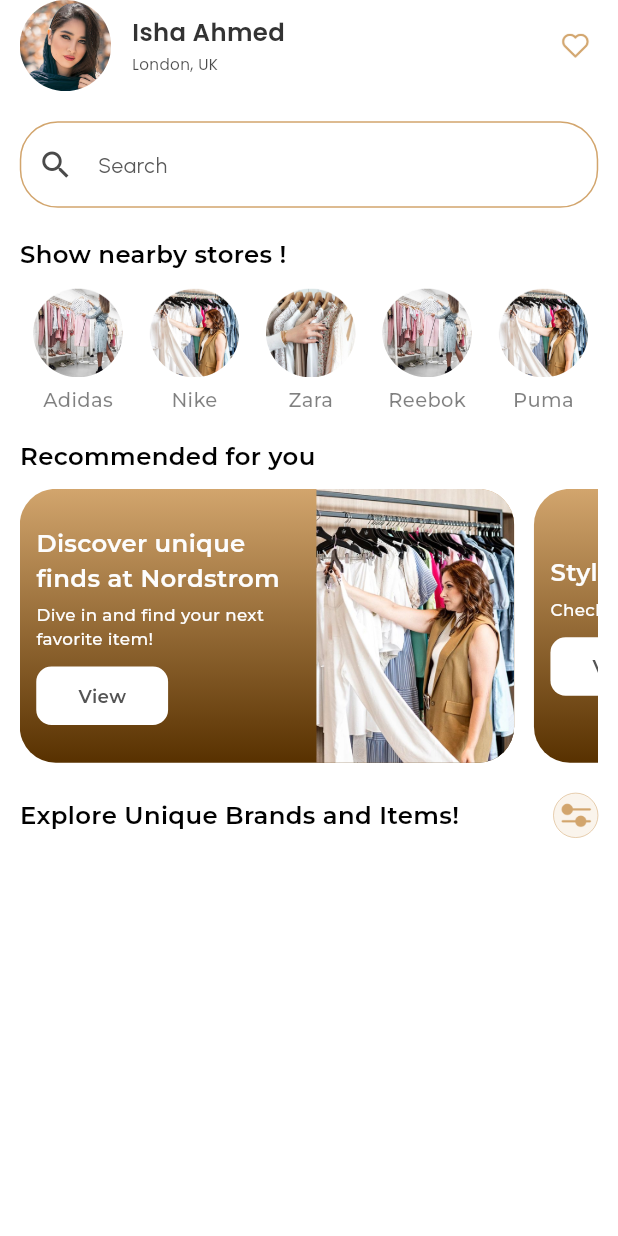
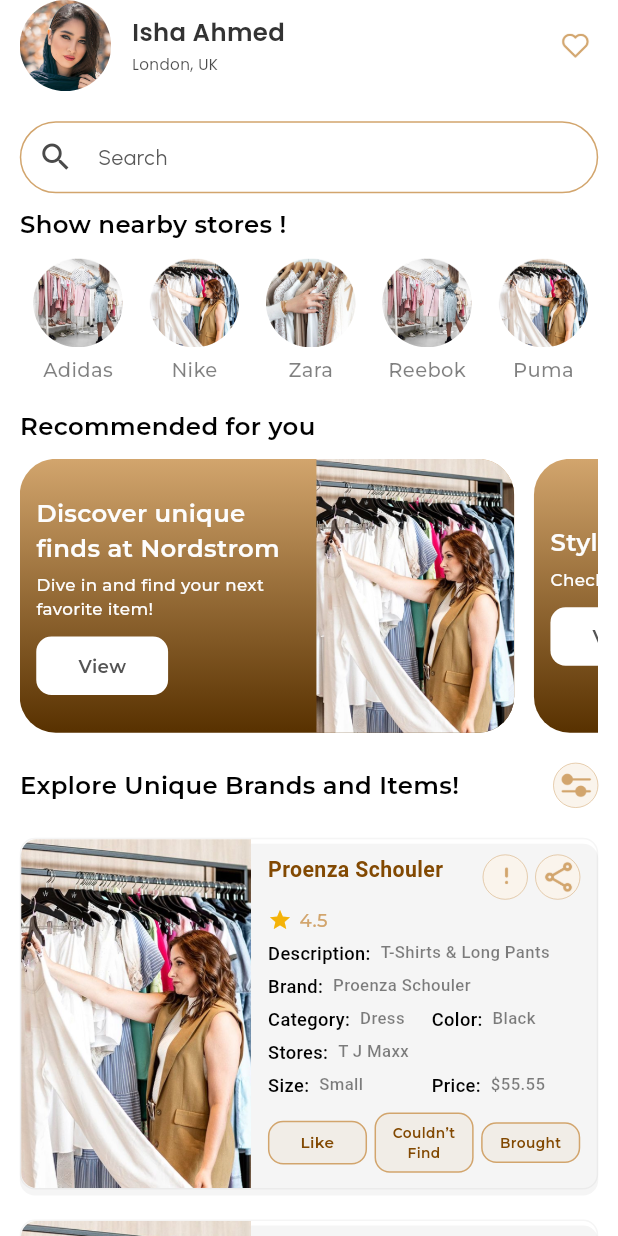
Before and after one commit to mehedidevv/Online-Shop, a Flutter app: the FeedView screen opened directly, on a phone screen of 412 x 824 dp. Run offline on Flutter 3.47's test engine with Material 3 defaults, Android fonts, the phone set to English and light mode, and no system bars; our stand-ins replace flutter_screenutil, flutter_spinkit, get, google_fonts, google_maps_flutter, image_picker and 1 more.

Commit message:
Feed View Done

```diff
--- a/lib/res/app_images/App_images.dart
+++ b/lib/res/app_images/App_images.dart
@@ -26,6 +26,8 @@
   static String mapBg = "assets/images/mapBg.png";
   static String shop = "assets/images/shop.png";
   static String locationIndicator = "assets/images/locationIndicator.png";
+  static String exclametory = "assets/images/exclametory.png";
+  static String share = "assets/images/share.png";
 
 
 
--- a/lib/view/homeView/view/feedView/feed_view.dart
+++ b/lib/view/homeView/view/feedView/feed_view.dart
@@ -13,6 +13,7 @@
 import 'package:shop_app/view/homeView/view/feedView/filter_view.dart';
 import '../../controller/likeButtonController.dart';
 import '../../widget/nearByShoop_widget.dart';
+import '../../widget/recommendedBrandCard_widget.dart';
 import '../../widget/recommendedCard_widget.dart';
 
 class FeedView extends StatelessWidget {
@@ -140,12 +141,12 @@
 
                 // Search Bar
                 RoundTextField(
-                  vertical_padding: 20.h,
+                  vertical_padding: 10.h,
                   borderColor: AppColors.primaryDeep,
                   fillColor: AppColors.whiteColor,
                   borderWidth: 1,
                   hint: 'Search',
-                  maxLine: 2,
+                  maxLine: 1,
                   borderRadius: 25.r,
                   focusBorderRadius: 25.r,
                   prefixIcon: Icon(
@@ -153,7 +154,7 @@
                     color: Color(0xFF4A4A4A),
                   ),
                 ),
-                heightBox20,
+
 
 
                 CustomText(
@@ -251,8 +252,37 @@
                     ),
 
                   ],
-                )
+                ),
 
+                heightBox20,
+
+                RecommendedBrandCardWidget(),
+
+                heightBox20,
+
+                RecommendedBrandCardWidget(),
+
+
+                heightBox20,
+
+                RecommendedBrandCardWidget(),
+
+
+                heightBox20,
+
+                RecommendedBrandCardWidget(),
+
+
+                heightBox20,
+
+                RecommendedBrandCardWidget(),
+
+
+                heightBox20,
+
+                RecommendedBrandCardWidget(),
+
+                heightBox20,
 
               ],
             ),
--- /dev/null
+++ b/lib/view/homeView/widget/recommendedBrandCard_widget.dart
@@ -0,0 +1,228 @@
+import 'package:flutter/material.dart';
+import 'package:flutter_screenutil/flutter_screenutil.dart';
+
+import '../../../res/app_colors/App_Colors.dart';
+import '../../../res/app_images/App_images.dart';
+import '../../../res/custom_style/custom_size.dart';
+import '../../../res/custom_widget/custom_text.dart';
+
+class RecommendedBrandCardWidget extends StatelessWidget {
+  const RecommendedBrandCardWidget({super.key});
+
+  @override
+  Widget build(BuildContext context) {
+    return Container(
+      decoration: BoxDecoration(
+        color: Colors.transparent,
+        borderRadius: BorderRadius.circular(10.r),
+        border: Border.all(
+          color: const Color(0xFF000000).withOpacity(0.04),
+          width: 1,
+        ),
+        boxShadow: [
+          BoxShadow(
+            color: const Color(0xFF000000).withOpacity(0.04),
+            offset: const Offset(0, 4),
+          ),
+        ],
+      ),
+      child: IntrinsicHeight( // Makes both sides match vertically
+        child: Row(
+          crossAxisAlignment: CrossAxisAlignment.stretch,
+          children: [
+            // Image Section
+            Expanded(
+              flex: 2,
+              child: ClipRRect(
+                borderRadius: BorderRadius.only(
+                  topLeft: Radius.circular(10.r),
+                  bottomLeft: Radius.circular(10.r),
+                ),
+                child: Image.asset(
+                  AppImages.CardImage,
+                  fit: BoxFit.cover,
+                  errorBuilder: (context, error, stackTrace) {
+                    return Container(
+                      color: Colors.grey,
+                      child: const Center(child: Text('Image not found')),
+                    );
+                  },
+                ),
+              ),
+            ),
+
+            // Content Section
+            Expanded(
+              flex: 3,
+              child: Padding(
+                padding: EdgeInsets.symmetric(horizontal: 10.w, vertical: 10.h),
+                child: Column(
+                  mainAxisSize: MainAxisSize.min,
+                  crossAxisAlignment: CrossAxisAlignment.start,
+                  children: [
+                    // Title & Icons Row
+                    Row(
+                      crossAxisAlignment: CrossAxisAlignment.start,
+                      children: [
+                        Expanded(
+                          child: CustomText(
+                            title: 'Proenza Schouler',
+                            fontSize: 14.sp,
+                            fontFamily: 'Roboto',
+                            fontWeight: FontWeight.w600,
+                            color: AppColors.appBarTextColor,
+                          ),
+                        ),
+                        Row(
+                          children: [
+                            _circleIcon(AppImages.exclametory),
+                            widthBox5,
+                            _circleIcon(AppImages.share),
+                          ],
+                        ),
+                      ],
+                    ),
+
+                    heightBox5,
+
+                    // Star Rating
+                    Row(
+                      children: [
+                        const Icon(Icons.star, color: Color(0XFFF4B208), size: 16),
+                        widthBox5,
+                        CustomText(
+                          title: '4.5',
+                          fontSize: 12.sp,
+                          fontWeight: FontWeight.w500,
+                          color: AppColors.primaryDeep,
+                        ),
+                      ],
+                    ),
+
+                    heightBox5,
+                    _infoRow('Description:', 'T-Shirts & Long Pants'),
+                    heightBox5,
+                    _infoRow('Brand:', 'Proenza Schouler'),
+                    heightBox5,
+                Row(
+                  children: [
+                    Expanded(child: _infoRow('Category:', 'Dress')),
+                    widthBox10,
+                    Expanded(child: _infoRow('Color:', 'Black')),
+                  ],),
+                    heightBox5,
+                    _infoRow('Stores:', 'T J Maxx'),
+                    heightBox5,
+
+                    // Size & Price Row
+                    Row(
+                      children: [
+                        Expanded(child: _infoRow('Size:', 'Small')),
+                        widthBox10,
+                        Expanded(child: _infoRow('Price:', '\$55.55')),
+                      ],
+                    ),
+
+                    heightBox10,
+
+                    // Bottom Buttons
+                    Row(
+                      children: [
+                        _actionButton('Like'),
+                        widthBox5,
+                        _actionButton('Couldn’t Find', fontSize: 9.sp),
+                        widthBox5,
+                        _actionButton('Brought', fontSize: 9.sp),
+                      ],
+                    ),
+                  ],
+                ),
+              ),
+            ),
+          ],
+        ),
+      ),
+    );
+  }
+
+  // Circle Icon Widget
+  Widget _circleIcon(String assetPath) {
+    return GestureDetector(
+      onTap: () => print('icon tapped'),
+      child: Container(
+        height: 30,
+        width: 30,
+        decoration: BoxDecoration(
+          color: const Color(0xFFFAF4EC),
+          shape: BoxShape.circle,
+          border: Border.all(color: AppColors.primaryDeep, width: 0.35),
+        ),
+        child: Center(
+          child: Image.asset(
+            assetPath,
+            height: 24,
+            width: 24,
+            color: AppColors.primaryDeep,
+          ),
+        ),
+      ),
+    );
+  }
+
+  // Info Row Widget
+  Widget _infoRow(String label, String value) {
+    return Row(
+      crossAxisAlignment: CrossAxisAlignment.start,
+      children: [
+        CustomText(
+          title: label,
+          fontSize: 12.sp,
+          fontFamily: 'Roboto',
+          fontWeight: FontWeight.w500,
+          color: AppColors.mainTextColor,
+        ),
+        SizedBox(width: 6.w),
+        Expanded(
+          child: CustomText(
+            title: value,
+            fontSize: 11.sp,
+            fontFamily: 'Roboto',
+            fontWeight: FontWeight.w500,
+            color: AppColors.mainTextColor.withOpacity(0.5),
+            maxLines: 2,
+            overflow: TextOverflow.ellipsis,
+          ),
+        ),
+      ],
+    );
+  }
+
+  // Action Button Widget
+  Widget _actionButton(String text, {double? fontSize}) {
+    return Expanded(
+      child: GestureDetector(
+        onTap: () {},
+        child: Container(
+          padding: EdgeInsets.symmetric(vertical: 6.h),
+          decoration: BoxDecoration(
+            borderRadius: BorderRadius.circular(10.r),
+            color: const Color(0xFFD2A56D).withOpacity(0.1),
+            border: Border.all(
+              color: AppColors.primaryDeep,
+              width: 1,
+            ),
+          ),
+          child: Center(
+            child: CustomText(
+              title: text,
+              fontSize: fontSize ?? 10.sp,
+              fontWeight: FontWeight.w600,
+              color: AppColors.appBarTextColor,
+              textAlign: TextAlign.center,
+            ),
+          ),
+        ),
+      ),
+    );
+  }
+}
```
Also changed, not shown: assets/images/exclametory.png (added), assets/images/share.png (added).
